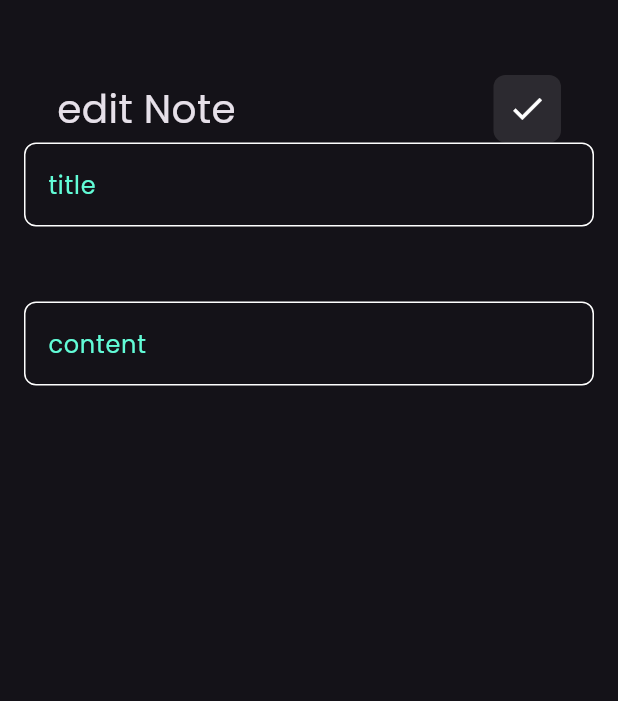
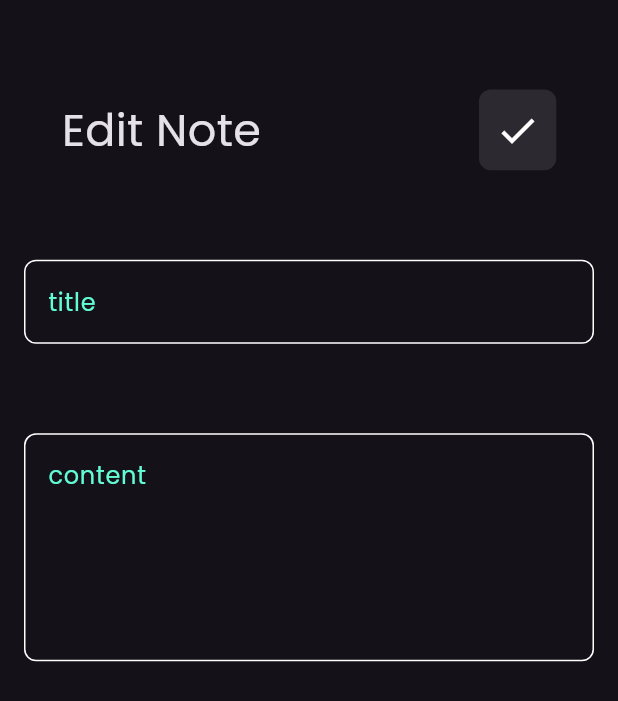
Before and after one commit to Ghada-Mohamed-Khalaf/notes_app, a Flutter app: the screen it shows after launch, after a tap on "Flutter Tips", on a phone screen of 412 x 824 dp. Shown: the top 701 px of the screen. Run offline on Flutter 3.47's test engine with Material 3 defaults, Android fonts, the phone set to English and light mode, and no system bars; our stand-ins replace device_preview, flutter_screenutil, hive, hive_flutter; accounts and stored records are empty; generated files the repository leaves out were written again.

Commit message:
using package screen_util

```diff
--- a/lib/views/widgets/Edit_note_view_body.dart
+++ b/lib/views/widgets/Edit_note_view_body.dart
@@ -1,4 +1,5 @@
 import 'package:flutter/material.dart';
+import 'package:flutter_screenutil/flutter_screenutil.dart';
 import 'package:notes_app/views/widgets/custom_app_bar.dart';
 import 'package:notes_app/views/widgets/custom_text_field.dart';
 
@@ -7,18 +8,19 @@ class EditNoteViewBody  extends StatelessWidget {
 
   @override
   Widget build(BuildContext context) {
-    return const Padding(
+    return  Padding(
       padding: EdgeInsets.symmetric(horizontal: 16),
       child: Column(
         children: [
-          SizedBox(height: 50,),
+          SizedBox(height: 50.h,),
           CustomAppBar(
-            title: "edit Note",
+            title: "Edit Note",
             icon: Icons.check,
           ),
+          SizedBox(height: 50.h),
           CustomTextField(hint: 'title',),
-          SizedBox(height: 50,),
-          CustomTextField(hint: 'content',),
+          SizedBox(height: 50.h,),
+          CustomTextField(hint: 'content',maxLines: 5,),
 
         ],
 
--- a/lib/views/widgets/custom_app_bar.dart
+++ b/lib/views/widgets/custom_app_bar.dart
@@ -1,4 +1,5 @@
 import 'package:flutter/material.dart';
+import 'package:flutter_screenutil/flutter_screenutil.dart';
 import 'package:notes_app/views/widgets/custom_search_icon.dart';
 
 class CustomAppBar extends StatelessWidget {
@@ -8,11 +9,11 @@ final IconData icon;
   @override
   Widget build(BuildContext context) {
     return Padding(
-      padding: const EdgeInsets.symmetric(horizontal:22 ),
+      padding:  EdgeInsets.symmetric(horizontal:22.sp ),
       child: Row(
         mainAxisAlignment: MainAxisAlignment.spaceBetween,
         children: [
-         Text(title,style: const TextStyle(fontSize: 26, ),),
+         Text(title,style: TextStyle(fontSize: 26.sp, ),),
 
           CustomSearchIcon(
 
--- a/lib/views/widgets/custom_button.dart
+++ b/lib/views/widgets/custom_button.dart
@@ -1,4 +1,5 @@
 import 'package:flutter/material.dart';
+import 'package:flutter_screenutil/flutter_screenutil.dart';
 import 'package:notes_app/views/constant.dart';
 
 class CustomButton extends StatelessWidget {
@@ -7,13 +8,13 @@ class CustomButton extends StatelessWidget {
   @override
   Widget build(BuildContext context) {
     return  Container(
-      width:MediaQuery.of(context).size.width,
-      height: 55,
+
+      height: 55.h,
       decoration: BoxDecoration(
         color: kPrimaryColor,
         borderRadius: BorderRadius.circular(16),
       ),
-      child: const Center(child: Text("add",style: TextStyle(color: Colors.black,fontSize: 18,fontWeight: FontWeight.bold),)),
+      child:   Center(child: Text("add",style: TextStyle(color: Colors.black,fontSize: 18.sp,fontWeight: FontWeight.bold),)),
 
 
     );
--- a/lib/views/widgets/custom_note_item.dart
+++ b/lib/views/widgets/custom_note_item.dart
@@ -1,4 +1,5 @@
 import 'package:flutter/material.dart';
+import 'package:flutter_screenutil/flutter_screenutil.dart';
 import 'package:notes_app/views/widgets/edit_note_view.dart';
 
 class NoteItem extends StatelessWidget {
@@ -7,16 +8,16 @@ class NoteItem extends StatelessWidget {
   @override
   Widget build(BuildContext context) {
     return Padding(
-      padding: const EdgeInsets.all(16.0),
+      padding:  EdgeInsets.all(16.0.r),
       child: GestureDetector(
         onTap: (){
           Navigator.push(context, MaterialPageRoute(builder: (context){
-            return const EditNoteView();
+            return  EditNoteView();
           }
           ));
         },
         child: Container(
-          padding: const EdgeInsets.only(top: 24,bottom: 8,left: 16),
+          padding: EdgeInsets.only(top: 24.h ,bottom: 8.h,left: 16.h),
           decoration: BoxDecoration(
             color: const Color(0xffFFCC80),
             borderRadius: BorderRadius.circular(16),
@@ -25,21 +26,21 @@ class NoteItem extends StatelessWidget {
             crossAxisAlignment: CrossAxisAlignment.end,
             children: [
               ListTile(
-                  title: const Text(
+                  title:  Text(
                     "Flutter Tips",
-                    style: TextStyle(color: Colors.black,fontSize: 24),
+                    style: TextStyle(color: Colors.black,fontSize: 24.sp),
                   ),
                   subtitle:  Padding(
-                    padding: const EdgeInsets.only(top: 16,bottom: 16),
+                    padding:  EdgeInsets.only(top: 16.h,bottom: 16.h),
                     child: Text("Build your career with ghada mohamed",
-                        style: TextStyle(color: Colors.black.withOpacity(.5),fontSize: 20)),
+                        style: TextStyle(color: Colors.black.withOpacity(.5),fontSize: 20.sp)),
                   ),
                   trailing: IconButton(
                     onPressed: () {},
-                    icon: const Icon(Icons.delete, color: Colors.black,size: 30,),
+                    icon: Icon(Icons.delete, color: Colors.black,size: 30.sp,),
                   )),
               Padding(
-                padding: const EdgeInsets.only(right: 24),
+                padding:  EdgeInsets.only(right: 24),
                 child: Text(
                   "May15,2024",
                   style: TextStyle(color: Colors.black.withOpacity(.5)),
--- a/lib/views/widgets/custom_search_icon.dart
+++ b/lib/views/widgets/custom_search_icon.dart
@@ -1,4 +1,5 @@
 import 'package:flutter/material.dart';
+import 'package:flutter_screenutil/flutter_screenutil.dart';
 
 class CustomSearchIcon extends StatelessWidget {
   const CustomSearchIcon({super.key, required this.icon, });
@@ -7,14 +8,14 @@ class CustomSearchIcon extends StatelessWidget {
   @override
   Widget build(BuildContext context) {
     return Container(
-      height: 45,
-      width: 45,
+      height: 45.h,
+      width: 45.w,
       decoration: BoxDecoration(
         color: Colors.white.withOpacity(.1),
         borderRadius: BorderRadius.circular(8),
       ),
       child:  Center(
-        child: Icon(icon,size: 26,),
+        child: Icon(icon,size: 26.sp,),
       ),
     );
   }
--- a/lib/views/widgets/note_bottom_sheet.dart
+++ b/lib/views/widgets/note_bottom_sheet.dart
@@ -1,4 +1,5 @@
 import 'package:flutter/material.dart';
+import 'package:flutter_screenutil/flutter_screenutil.dart';
 import 'package:notes_app/views/widgets/custom_button.dart';
 import 'package:notes_app/views/widgets/custom_text_field.dart';
 
@@ -29,18 +30,19 @@ class addNoteForm extends StatefulWidget {
 }
 
 class _addNoteFormState extends State<addNoteForm> {
+
   @override
   Widget build(BuildContext context) {
-    return const Padding(
-      padding: EdgeInsets.symmetric(horizontal: 16),
+    return  Padding(
+      padding: EdgeInsets.symmetric(horizontal: 16.w),
         child: SingleChildScrollView(
           child: Column(
             children: [
-              SizedBox(height: 30,),
+              SizedBox(height: 30.h,),
               CustomTextField(hint: 'title',),
-              SizedBox(height: 16,),
+              SizedBox(height: 16.h,),
               CustomTextField(hint: 'content',maxLines: 5,),
-              SizedBox(height: 30,),
+              SizedBox(height: 30.h,),
 
               CustomButton(),
 
--- a/lib/views/widgets/notes_list_view.dart
+++ b/lib/views/widgets/notes_list_view.dart
@@ -1,4 +1,5 @@
 import 'package:flutter/material.dart';
+import 'package:flutter_screenutil/flutter_screenutil.dart';
 import 'package:notes_app/views/widgets/custom_note_item.dart';
 
 class NoteListView extends StatelessWidget {
@@ -10,8 +11,8 @@ class NoteListView extends StatelessWidget {
     return ListView.builder(
       padding: EdgeInsets.zero,
         itemBuilder: (context, index) {
-      return const Padding(
-        padding: EdgeInsets.symmetric(vertical: 4),
+      return  Padding(
+        padding: EdgeInsets.symmetric(vertical: 4.h),
         child: NoteItem(),
       );
     });
--- a/lib/views/widgets/notes_view_body.dart
+++ b/lib/views/widgets/notes_view_body.dart
@@ -1,4 +1,5 @@
 import 'package:flutter/material.dart';
+import 'package:flutter_screenutil/flutter_screenutil.dart';
 import 'package:notes_app/views/widgets/custom_app_bar.dart';
 import 'package:notes_app/views/widgets/custom_note_item.dart';
 import 'package:notes_app/views/widgets/notes_list_view.dart';
@@ -8,12 +9,12 @@ class NotesViewBody extends StatelessWidget {
 
   @override
   Widget build(BuildContext context) {
-    return const Padding(
-      padding: EdgeInsets.symmetric(horizontal: 8),
+    return  Padding(
+      padding: EdgeInsets.symmetric(horizontal: 8.w),
       child: Column(
         children: [
           SizedBox(
-            height: 50,
+            height: 50.h,
           ),
           CustomAppBar(
             title: "Notes",
```
